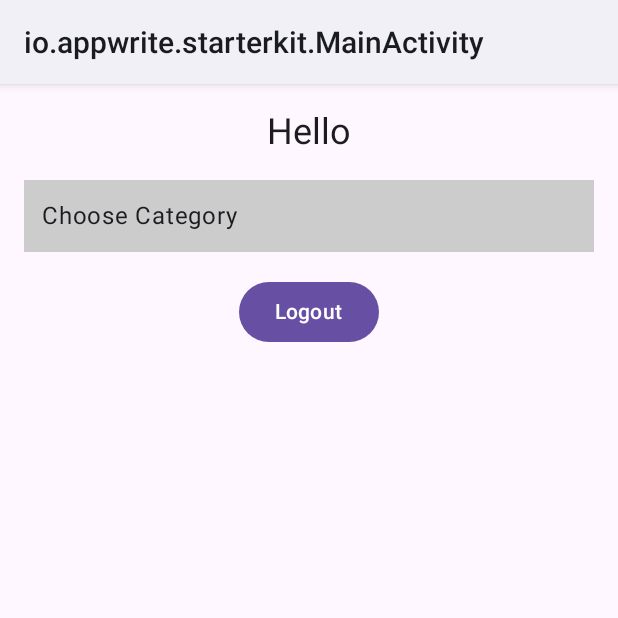
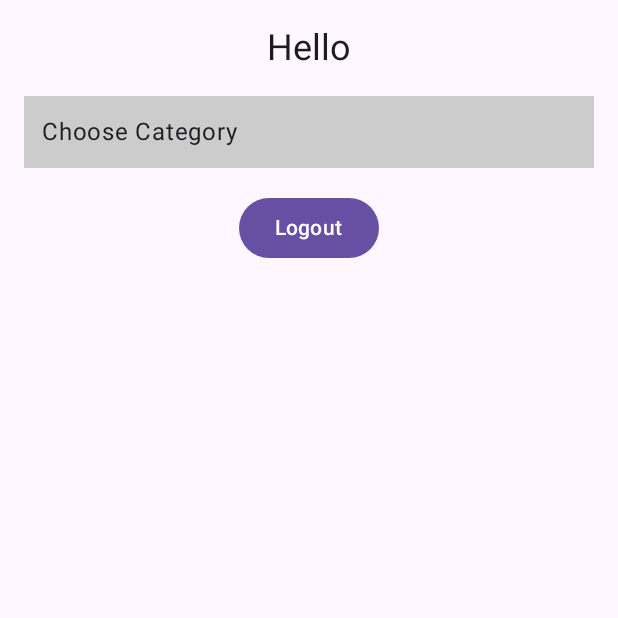
Before and after one commit to muhammadkhasanboev/AppWriteProj, an Android app built with Jetpack Compose: the screen it shows after launch (MainActivity), on a phone screen of 412 x 824 dp, the top half of it. Run offline under Robolectric (Android 15) with nearby library versions, the phone set to English and light mode, and no system bars; 6 statements that could not run were skipped.

Commit message:
get rid of top bar

```diff
--- a/app/src/main/AndroidManifest.xml
+++ b/app/src/main/AndroidManifest.xml
@@ -8,7 +8,7 @@
         android:allowBackup="true"
         android:icon="@mipmap/ic_launcher"
         android:supportsRtl="true"
-        android:theme="@style/Theme.AppwriteStarterKit.SplashTheme"
+        android:theme="@style/Theme.AppwriteStarterKit"
         tools:targetApi="31">
 
         <!-- Login screen becomes launcher -->
--- a/app/src/main/res/values/themes.xml
+++ b/app/src/main/res/values/themes.xml
@@ -1,15 +1,5 @@
 <?xml version="1.0" encoding="utf-8"?>
 <resources>
 
-    <style name="Theme.AppwriteStarterKit" parent="android:Theme.Material.Light.NoActionBar">
-        <item name="android:windowTranslucentStatus">true</item>
-        <item name="android:statusBarColor">@android:color/transparent</item>
-        <item name="android:navigationBarColor">@android:color/transparent</item>
-        <item name="windowSplashScreenIconBackgroundColor">@android:color/black</item>
-    </style>
-
-    <style name="Theme.AppwriteStarterKit.SplashTheme" parent="Theme.SplashScreen.IconBackground">
-        <item name="windowSplashScreenBackground">#FFF</item>
-        <item name="postSplashScreenTheme">@style/Theme.AppwriteStarterKit</item>
-    </style>
+    <style name="Theme.AppwriteStarterKit" parent="android:Theme.Material.Light.NoActionBar" />
 </resources>
```
Also changed, not shown: app/src/main/java/io/appwrite/starterkit/ui/theme/Theme.kt (+45 -49 lines).
